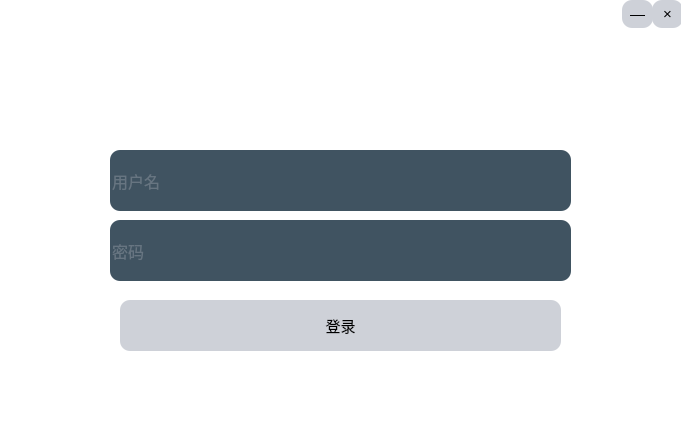
Qt form WeNoChat/login.ui (CladernyJorn/WeNoChat) before a commit.
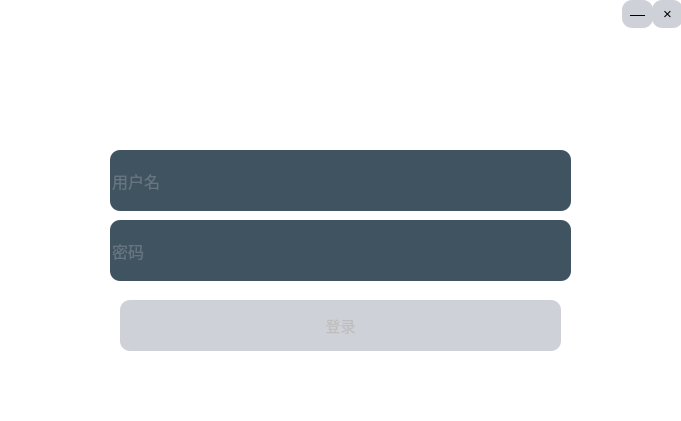
The same form after that commit. Icons and pictures are not drawn.

The edit to the form file:
```diff
--- a/WeNoChat/login.ui
+++ b/WeNoChat/login.ui
@@ -116,6 +116,9 @@
     </property>
    </widget>
    <widget class="QPushButton" name="loginButton">
+    <property name="enabled">
+     <bool>false</bool>
+    </property>
     <property name="geometry">
      <rect>
       <x>120</x>
```
